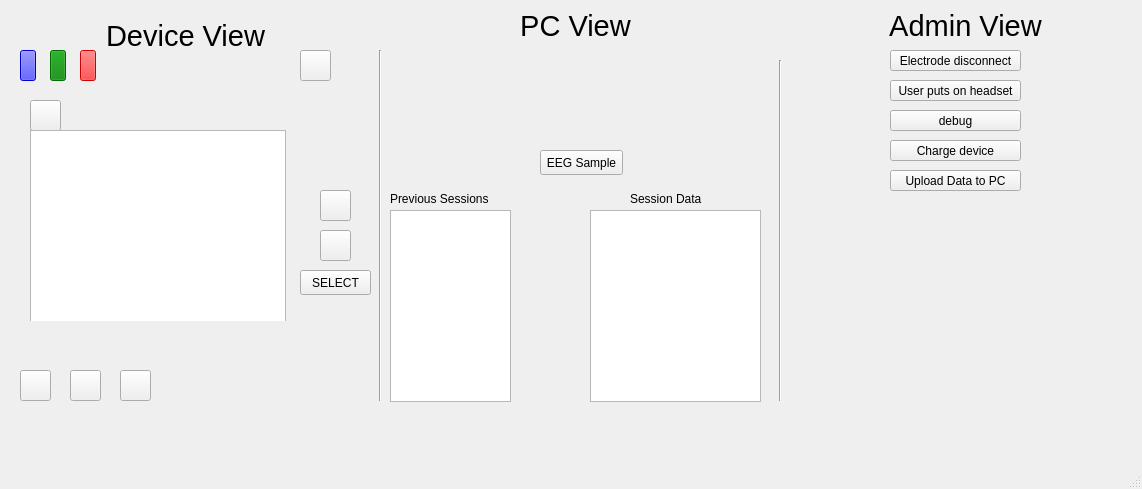
Above: Neuroset/mainwindow.ui from kyleaitken/Neuroset before the change. Below: the same form after it.
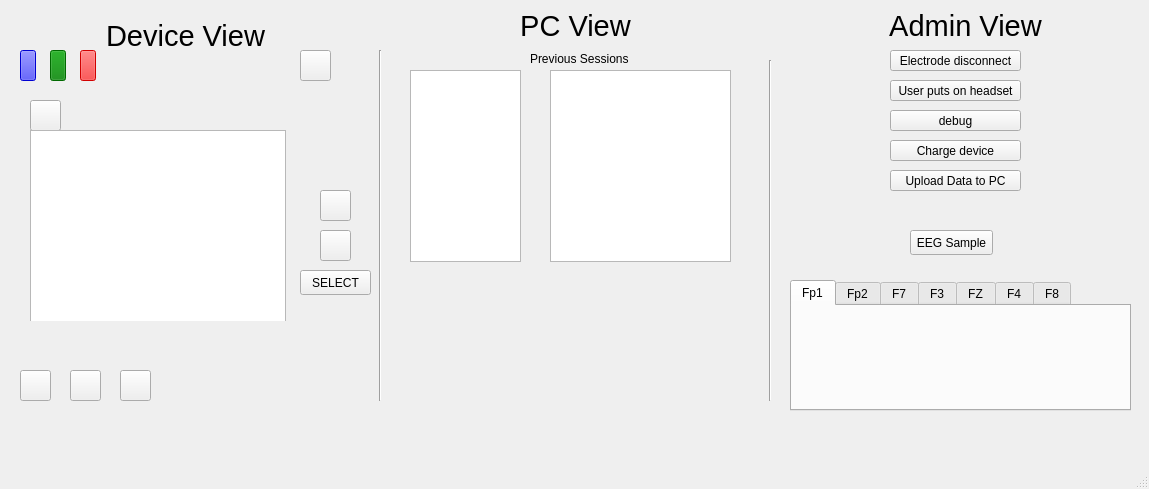
That is the form after the change. Icons and pictures are not drawn. Custom widgets are drawn as their Qt base class.

Commit message: Add EEG data display

What changed in the file:
```diff
--- a/Neuroset/mainwindow.ui
+++ b/Neuroset/mainwindow.ui
@@ -6,7 +6,7 @@
    <rect>
     <x>0</x>
     <y>0</y>
-    <width>1142</width>
+    <width>1149</width>
     <height>489</height>
    </rect>
   </property>
@@ -234,7 +234,7 @@
    <widget class="Line" name="line_2">
     <property name="geometry">
      <rect>
-      <x>770</x>
+      <x>760</x>
       <y>60</y>
       <width>20</width>
       <height>341</height>
@@ -345,9 +345,9 @@
    <widget class="QCustomPlot" name="graphDisplayPC" native="true">
     <property name="geometry">
      <rect>
-      <x>390</x>
-      <y>60</y>
-      <width>381</width>
+      <x>400</x>
+      <y>300</y>
+      <width>331</width>
       <height>81</height>
      </rect>
     </property>
@@ -459,8 +459,8 @@
    <widget class="QPushButton" name="EEGSampleButton">
     <property name="geometry">
      <rect>
-      <x>540</x>
-      <y>150</y>
+      <x>910</x>
+      <y>230</y>
       <width>83</width>
       <height>25</height>
      </rect>
@@ -520,9 +520,9 @@
    <widget class="QListView" name="prevSessionsList">
     <property name="geometry">
      <rect>
-      <x>390</x>
-      <y>210</y>
-      <width>121</width>
+      <x>410</x>
+      <y>70</y>
+      <width>111</width>
       <height>192</height>
      </rect>
     </property>
@@ -543,9 +543,9 @@
    <widget class="QListView" name="sessionLogView">
     <property name="geometry">
      <rect>
-      <x>590</x>
-      <y>210</y>
-      <width>171</width>
+      <x>550</x>
+      <y>70</y>
+      <width>181</width>
       <height>192</height>
      </rect>
     </property>
@@ -553,8 +553,8 @@
    <widget class="QLabel" name="label_4">
     <property name="geometry">
      <rect>
-      <x>390</x>
-      <y>190</y>
+      <x>530</x>
+      <y>50</y>
       <width>121</width>
       <height>17</height>
      </rect>
@@ -563,18 +563,53 @@
      <string>Previous Sessions</string>
     </property>
    </widget>
-   <widget class="QLabel" name="label_5">
+   <widget class="QTabWidget" name="tabWidget">
     <property name="geometry">
      <rect>
-      <x>630</x>
-      <y>190</y>
-      <width>121</width>
-      <height>17</height>
+      <x>790</x>
+      <y>280</y>
+      <width>341</width>
+      <height>131</height>
      </rect>
     </property>
-    <property name="text">
-     <string>Session Data</string>
+    <property name="currentIndex">
+     <number>0</number>
     </property>
+    <widget class="QWidget" name="Fp1">
+     <attribute name="title">
+      <string>Fp1</string>
+     </attribute>
+    </widget>
+    <widget class="QWidget" name="Fp2">
+     <attribute name="title">
+      <string>Fp2</string>
+     </attribute>
+    </widget>
+    <widget class="QWidget" name="F7">
+     <attribute name="title">
+      <string>F7</string>
+     </attribute>
+    </widget>
+    <widget class="QWidget" name="F3">
+     <attribute name="title">
+      <string>F3</string>
+     </attribute>
+    </widget>
+    <widget class="QWidget" name="FZ">
+     <attribute name="title">
+      <string>FZ</string>
+     </attribute>
+    </widget>
+    <widget class="QWidget" name="F4">
+     <attribute name="title">
+      <string>F4</string>
+     </attribute>
+    </widget>
+    <widget class="QWidget" name="F8">
+     <attribute name="title">
+      <string>F8</string>
+     </attribute>
+    </widget>
    </widget>
   </widget>
   <widget class="QMenuBar" name="menubar">
```
Left out of the diff: 2 changed lines with no effect on the pictures. The commit also changes 12 other files.
